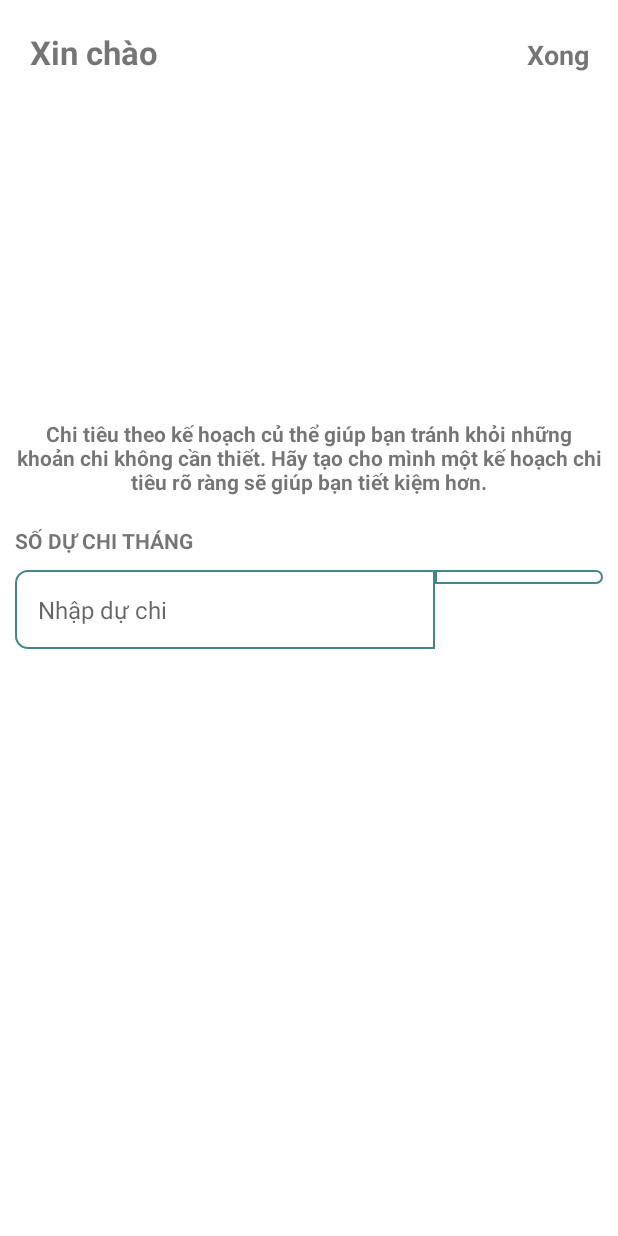
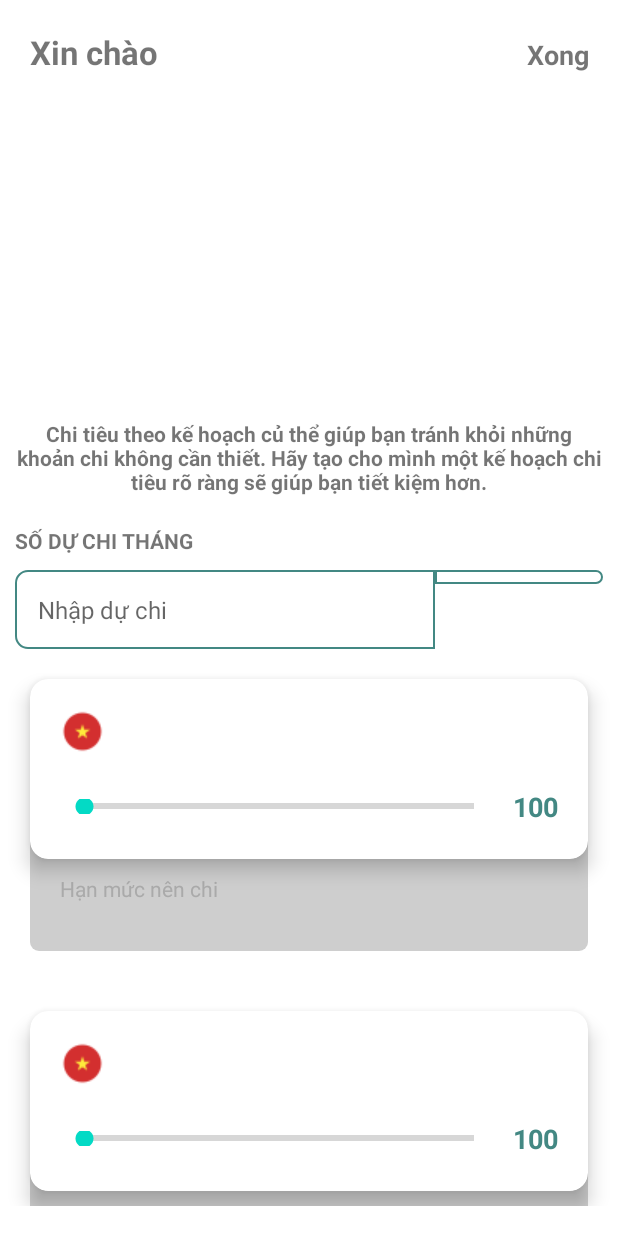
Before and after one commit to phamthehieu/ThuChiAppProject, an Android app: the layout activity_pending_jars_start.xml on its own in the app's theme, with its tools: preview values and no code run, on a phone screen of 412 x 824 dp. Run offline under Robolectric (Android 15) with nearby library versions, the phone set to English and light mode, and no system bars; Roboto replaces fonts that are not available here.

Commit message:
Update Code

```diff
--- a/app/src/main/java/com/example/thuchiapp/entity/PendingJars.kt
+++ b/app/src/main/java/com/example/thuchiapp/entity/PendingJars.kt
@@ -9,5 +9,6 @@ data class PendingJars(
     val title: String,
     val amount: String,
     val iconResource: Int,
-    val type: String
+    val type: String,
+    val percent: Int
     )
--- a/app/src/main/java/com/example/thuchiapp/views/OnboardingActivity.kt
+++ b/app/src/main/java/com/example/thuchiapp/views/OnboardingActivity.kt
@@ -14,6 +14,7 @@ import com.example.thuchiapp.data.IconNameItem
 import com.example.thuchiapp.databinding.ActivityOnboardingBinding
 import com.example.thuchiapp.viewModel.PendingJarsViewModel
 import com.example.thuchiapp.viewModel.PendingJarsViewModelFactory
+import com.example.thuchiapp.views.splash.PendingJarsStartActivity
 import com.example.thuchiapp.views.user.LoginWithGoogleActivity
 import java.util.Locale
 
@@ -54,7 +55,7 @@ class OnboardingActivity : AppCompatActivity() {
         setupSpinner()
 
         binding.btnStart.setOnClickListener {
-            val intent = Intent(this, LoginWithGoogleActivity::class.java)
+            val intent = Intent(this, PendingJarsStartActivity::class.java)
             startActivity(intent)
             finish()
         }
--- a/app/src/main/res/layout/activity_pending_jars_start.xml
+++ b/app/src/main/res/layout/activity_pending_jars_start.xml
@@ -100,6 +100,7 @@
                 android:layout_width="0dp"
                 android:layout_height="wrap_content"
                 android:layout_marginTop="10dp"
+                android:textAlignment="center"
                 android:layout_marginEnd="10dp"
                 android:layout_weight="0.4"
                 android:background="@drawable/spinner_border_pending_jars_start"
@@ -109,4 +110,13 @@
 
     </LinearLayout>
 
+    <androidx.recyclerview.widget.RecyclerView
+        android:id="@+id/recyclerViewHome"
+        android:layout_width="match_parent"
+        android:layout_height="match_parent"
+        android:layout_below="@+id/layoutEstimatedAmount"
+        android:layout_marginBottom="20dp"
+        android:orientation="horizontal"
+        tools:listitem="@layout/item_consumer_category" />
+
 </RelativeLayout>
--- a/app/src/main/res/layout/fragment_key_board_bottom_sheet.xml
+++ b/app/src/main/res/layout/fragment_key_board_bottom_sheet.xml
@@ -258,7 +258,7 @@
                 android:padding="10dp"
                 android:text="@string/finished"
                 android:textColor="@color/white"
-                android:textSize="18sp"
+                android:textSize="16sp"
                 android:textStyle="bold" />
 
         </LinearLayout>
--- /dev/null
+++ b/app/src/main/res/layout/item_consumer_category.xml
@@ -0,0 +1,187 @@
+<?xml version="1.0" encoding="utf-8"?>
+<RelativeLayout xmlns:android="http://schemas.android.com/apk/res/android"
+    xmlns:app="http://schemas.android.com/apk/res-auto"
+    android:layout_width="match_parent"
+    android:layout_height="wrap_content"
+    android:layout_marginBottom="20dp">
+
+    <androidx.cardview.widget.CardView
+        android:id="@+id/layoutCardView"
+        android:layout_width="match_parent"
+        android:layout_height="wrap_content"
+        android:layout_marginStart="20dp"
+        android:layout_marginTop="20dp"
+        android:layout_marginEnd="20dp"
+        app:cardBackgroundColor="@android:color/white"
+        app:cardCornerRadius="12dp"
+        app:cardElevation="8dp">
+
+        <RelativeLayout
+            android:layout_width="match_parent"
+            android:layout_height="wrap_content"
+            android:layout_marginBottom="20dp">
+
+            <LinearLayout
+                android:id="@+id/title_section"
+                android:layout_width="match_parent"
+                android:layout_height="wrap_content"
+                android:orientation="horizontal"
+                android:padding="20dp">
+
+                <ImageView
+                    android:id="@+id/icon"
+                    android:layout_width="wrap_content"
+                    android:layout_height="wrap_content"
+                    android:layout_marginEnd="8dp"
+                    android:contentDescription="@string/app_name"
+                    android:src="@drawable/ic_vietnam_30" />
+
+                <TextView
+                    android:id="@+id/nameConsumerCategory"
+                    android:layout_width="wrap_content"
+                    android:layout_height="match_parent"
+                    android:layout_marginStart="10dp"
+                    android:gravity="center"
+                    android:text=""
+                    android:textAlignment="center"
+                    android:textSize="18sp"
+                    android:textStyle="bold" />
+
+                <TextView
+                    android:id="@+id/amountConsumerCategory"
+                    android:layout_width="0dp"
+                    android:layout_height="match_parent"
+                    android:layout_weight="1"
+                    android:text=""
+                    android:textAlignment="textEnd"
+                    android:textColor="@color/green"
+                    android:textSize="18sp"
+                    android:textStyle="bold" />
+
+                <TextView
+                    android:id="@+id/moneyType"
+                    android:layout_width="wrap_content"
+                    android:layout_height="match_parent"
+                    android:text=""
+                    android:textAlignment="textEnd"
+                    android:textColor="@color/green"
+                    android:textSize="18sp"
+                    android:textStyle="bold" />
+
+            </LinearLayout>
+
+            <LinearLayout
+                android:layout_width="match_parent"
+                android:layout_height="wrap_content"
+                android:layout_below="@+id/title_section"
+                android:layout_marginStart="20dp"
+                android:orientation="horizontal">
+
+                <androidx.constraintlayout.widget.ConstraintLayout
+                    android:layout_width="0dp"
+                    android:layout_height="match_parent"
+                    android:layout_weight="1"
+                    android:gravity="center">
+
+                    <SeekBar
+                        android:id="@+id/seek_bar"
+                        style="?android:attr/progressBarStyleHorizontal"
+                        android:layout_width="0dp"
+                        android:layout_height="10dp"
+                        android:layout_marginTop="10dp"
+                        android:layout_marginBottom="10dp"
+                        android:max="100"
+                        android:progress="0"
+                        app:layout_constraintBottom_toBottomOf="parent"
+                        app:layout_constraintEnd_toEndOf="parent"
+                        app:layout_constraintStart_toStartOf="parent"
+                        app:layout_constraintTop_toTopOf="parent" />
+
+                </androidx.constraintlayout.widget.ConstraintLayout>
+
+                <TextView
+                    android:id="@+id/percent"
+                    android:layout_width="wrap_content"
+                    android:layout_height="match_parent"
+                    android:layout_marginStart="10dp"
+                    android:layout_marginEnd="20dp"
+                    android:text="100"
+                    android:gravity="center"
+                    android:textAlignment="textEnd"
+                    android:textColor="@color/green"
+                    android:textSize="18sp"
+                    android:textStyle="bold" />
+            </LinearLayout>
+
+        </RelativeLayout>
+
+    </androidx.cardview.widget.CardView>
+
+    <LinearLayout
+        android:id="@+id/layoutTitle"
+        android:layout_width="match_parent"
+        android:layout_height="wrap_content"
+        android:layout_below="@+id/layoutCardView"
+        android:layout_marginStart="20dp"
+        android:layout_marginTop="-20dp"
+        android:layout_marginEnd="20dp"
+        android:background="@drawable/background_gray"
+        android:baselineAligned="false"
+        android:orientation="horizontal">
+
+        <LinearLayout
+            android:layout_width="0dp"
+            android:layout_height="wrap_content"
+            android:layout_marginStart="20dp"
+            android:layout_marginTop="30dp"
+            android:layout_marginBottom="10dp"
+            android:layout_weight="1"
+            android:orientation="vertical">
+
+            <TextView
+                android:id="@+id/daily_limit_label"
+                android:layout_width="wrap_content"
+                android:layout_height="wrap_content"
+                android:text="@string/limit_to_spend"
+                android:textColor="@android:color/darker_gray"
+                android:textSize="14sp" />
+
+            <TextView
+                android:id="@+id/daily_limit_value"
+                android:layout_width="wrap_content"
+                android:layout_height="wrap_content"
+                android:text=""
+                android:textColor="@android:color/black"
+                android:textSize="16sp" />
+
+        </LinearLayout>
+
+        <LinearLayout
+            android:layout_width="0dp"
+            android:layout_height="wrap_content"
+            android:layout_marginTop="30dp"
+            android:layout_marginEnd="20dp"
+            android:layout_weight="1"
+            android:orientation="vertical">
+
+            <TextView
+                android:id="@+id/remaining_days_label"
+                android:layout_width="wrap_content"
+                android:layout_height="wrap_content"
+                android:text=""
+                android:textColor="@android:color/darker_gray"
+                android:textSize="14sp" />
+
+            <TextView
+                android:id="@+id/remaining_days_value"
+                android:layout_width="wrap_content"
+                android:layout_height="wrap_content"
+                android:text=""
+                android:textColor="@android:color/black"
+                android:textSize="16sp" />
+
+        </LinearLayout>
+
+    </LinearLayout>
+
+</RelativeLayout>
--- a/app/src/main/res/layout/item_spinner_money.xml
+++ b/app/src/main/res/layout/item_spinner_money.xml
@@ -12,6 +12,7 @@
         android:ellipsize="end"
         android:maxEms="30"
         android:text="VND"
+        android:textAlignment="center"
         android:textStyle="bold"
         android:textColor="@color/green"
         android:maxLines="1"
--- a/app/src/main/res/values/strings.xml
+++ b/app/src/main/res/values/strings.xml
@@ -48,5 +48,6 @@
     <string name="vnd">VND</string>
     <string name="usd">USD</string>
     <string name="estimate">Dự chi</string>
+    <string name="limit_to_spend">Hạn mức nên chi</string>
 
 </resources>
```
Also changed, not shown: app/src/main/java/com/example/thuchiapp/adapter/ConsumerCategoryAdapter.kt (added, +59 -0 lines), app/src/main/java/com/example/thuchiapp/database/RevenueAndExpenditureDatabase.kt (+19 -19 lines), app/src/main/java/com/example/thuchiapp/viewModel/PendingJarsAmountViewModel.kt (added, +25 -0 lines), app/src/main/java/com/example/thuchiapp/views/splash/PendingJarsStartActivity.kt (+44 -14 lines), app/src/main/res/drawable/progress_bar_style.xml (added, +19 -0 lines), 1 other file.
